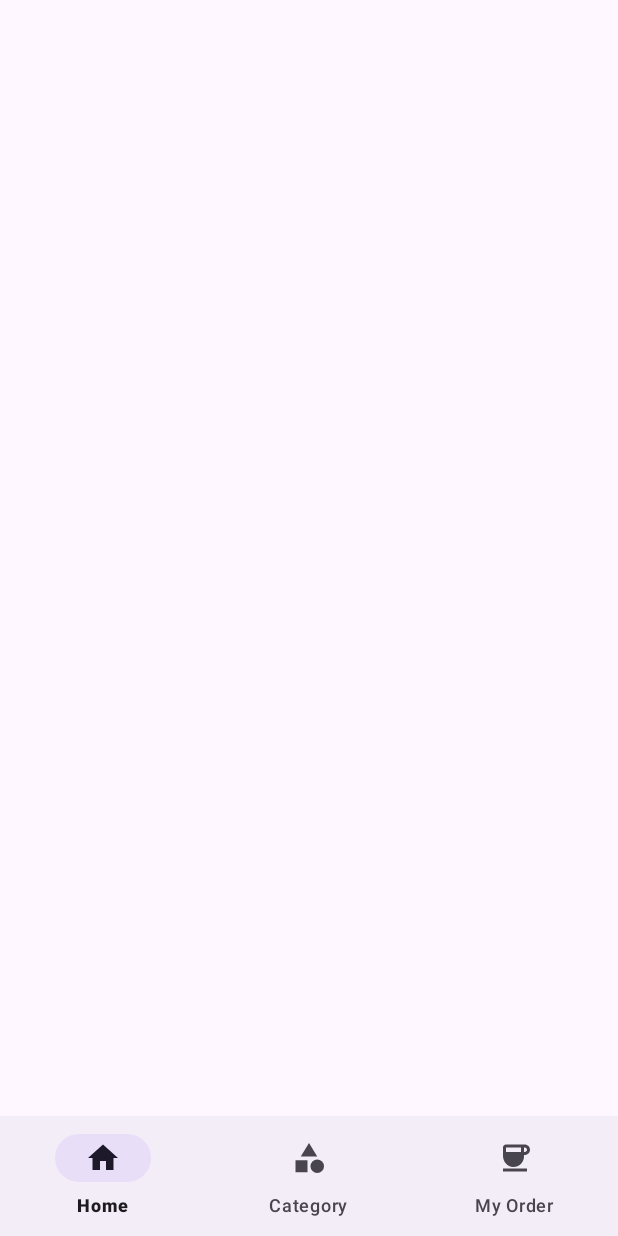
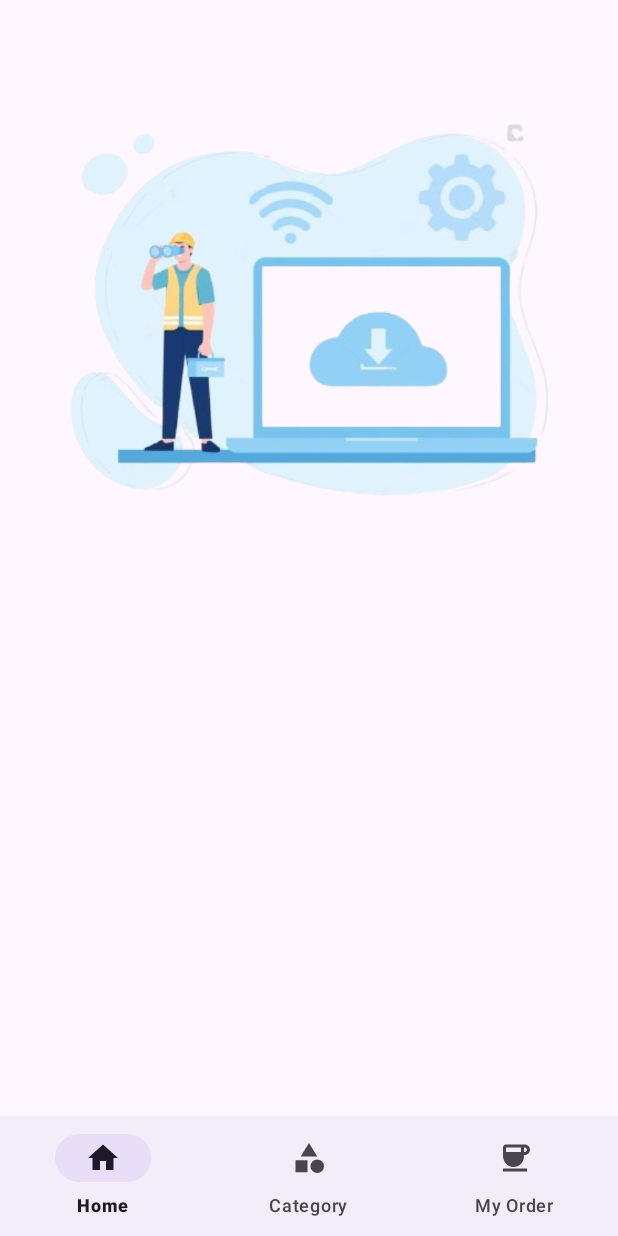
Before and after one commit to aabbhhiijadhav/Foodiz-App, an Android app: the HomePage screen opened directly, with no data from a screen before it, on a phone screen of 412 x 824 dp. Run offline under Robolectric (Android 15) with nearby library versions, the phone set to English and light mode, and no system bars; Roboto replaces fonts that are not available here.

Commit message:
Home activity Add network logo

```diff
--- a/app/src/main/res/layout/activity_home_page.xml
+++ b/app/src/main/res/layout/activity_home_page.xml
@@ -19,6 +19,10 @@
             android:id="@+id/home_page_bottomnavigationview"
             app:menu="@menu/navigation_bottom_menu"
             android:layout_alignParentBottom="true"/>
+    <ImageView
+        android:layout_width="wrap_content"
+        android:layout_height="wrap_content"
+        android:src="@drawable/networkconnection"/>
 
 
 
```
